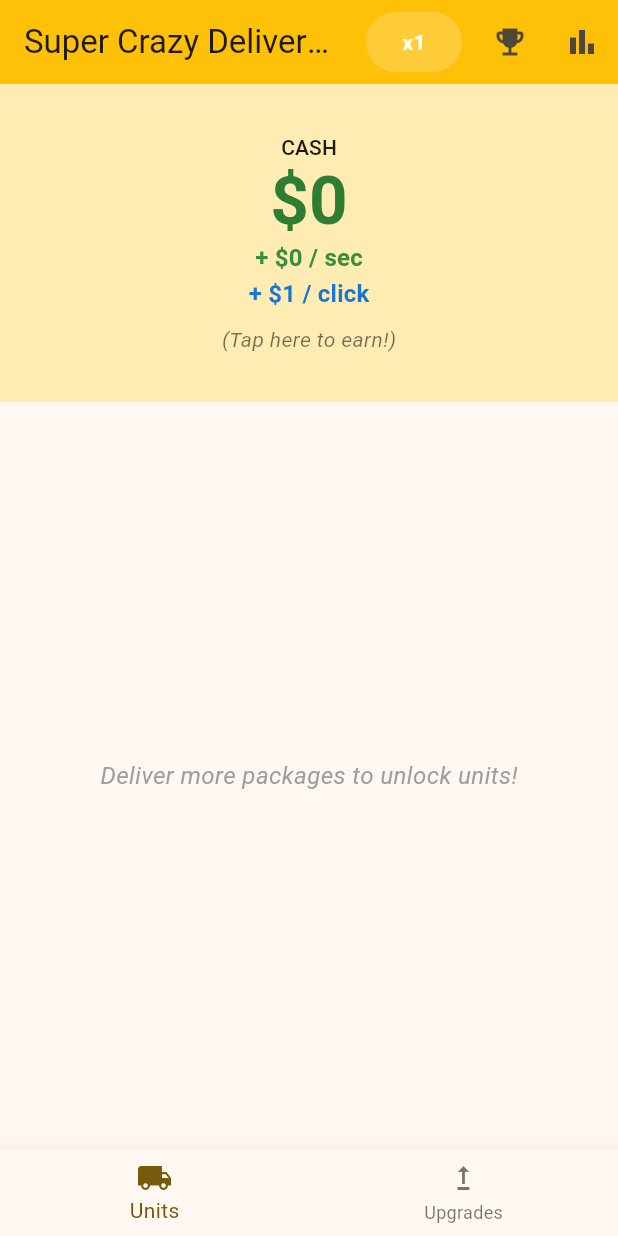
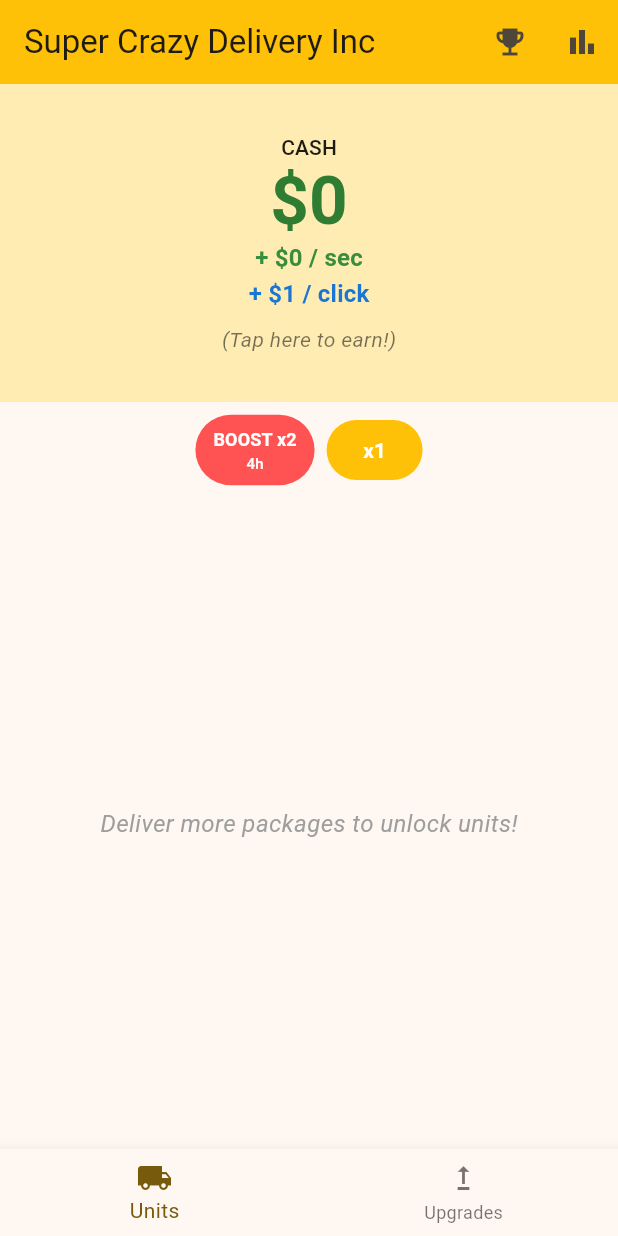
Before and after one commit to coins5/supercrazydeliveryinc, a Flutter app: the screen it shows after launch, on a phone screen of 412 x 824 dp. Run offline on Flutter 3.47's test engine with Material 3 defaults, Android fonts, the phone set to English and light mode, and no system bars.

Commit message:
Se agrega boton de boost

```diff
--- a/lib/models/game_state.dart
+++ b/lib/models/game_state.dart
@@ -62,6 +62,30 @@ class GameState extends ChangeNotifier {
 
   double _clickMultiplier = 1.0;
 
+  // Boost
+  DateTime? _boostEndTime;
+  bool get isBoostActive =>
+      _boostEndTime != null && _boostEndTime!.isAfter(DateTime.now());
+  Duration get boostRemainingTime =>
+      isBoostActive ? _boostEndTime!.difference(DateTime.now()) : Duration.zero;
+
+  void activateBoost() {
+    final now = DateTime.now();
+    if (_boostEndTime == null || _boostEndTime!.isBefore(now)) {
+      _boostEndTime = now.add(const Duration(hours: 4));
+    } else {
+      _boostEndTime = _boostEndTime!.add(const Duration(hours: 4));
+    }
+
+    // Cap at 24 hours from now
+    final maxEndTime = now.add(const Duration(hours: 24));
+    if (_boostEndTime!.isAfter(maxEndTime)) {
+      _boostEndTime = maxEndTime;
+    }
+
+    notifyListeners();
+  }
+
   Timer? _timer;
 
   List<DeliveryUnit> units = getDefaultUnits();
@@ -91,6 +115,9 @@ class GameState extends ChangeNotifier {
     for (var unit in units) {
       income += unit.totalIncome;
     }
+    if (isBoostActive) {
+      income *= 2;
+    }
     return income;
   }
 
@@ -110,7 +137,13 @@ class GameState extends ChangeNotifier {
     return achievements.where((a) => a.isUnlocked).length;
   }
 
-  double get clickValue => 1.0 * _clickMultiplier;
+  double get clickValue {
+    double value = 1.0 * _clickMultiplier;
+    if (isBoostActive) {
+      value *= 2;
+    }
+    return value;
+  }
 
   void _tick() {
     double income = moneyPerSecond;
--- a/lib/screens/home_screen.dart
+++ b/lib/screens/home_screen.dart
@@ -23,24 +23,6 @@ class _HomeScreenState extends State<HomeScreen> {
         title: const Text('Super Crazy Delivery Inc'),
         backgroundColor: Colors.amber,
         actions: [
-          Consumer<GameState>(
-            builder: (context, gameState, child) {
-              return Padding(
-                padding: const EdgeInsets.symmetric(horizontal: 8.0),
-                child: TextButton(
-                  onPressed: gameState.toggleBuyMultiplier,
-                  style: TextButton.styleFrom(
-                    backgroundColor: Colors.white.withOpacity(0.2),
-                    foregroundColor: Colors.white,
-                  ),
-                  child: Text(
-                    "x${gameState.buyMultiplier == -1 ? 'MAX' : gameState.buyMultiplier}",
-                    style: const TextStyle(fontWeight: FontWeight.bold),
-                  ),
-                ),
-              );
-            },
-          ),
           IconButton(
             icon: const Icon(Icons.emoji_events),
             onPressed: () {
@@ -191,6 +173,76 @@ class _HomeScreenState extends State<HomeScreen> {
                   ),
                 ),
               ),
+              Padding(
+                padding: const EdgeInsets.symmetric(vertical: 8.0),
+                child: Row(
+                  mainAxisAlignment: MainAxisAlignment.center,
+                  children: [
+                    Padding(
+                      padding: const EdgeInsets.symmetric(horizontal: 4.0),
+                      child: TextButton(
+                        onPressed:
+                            (gameState.isBoostActive &&
+                                gameState.boostRemainingTime.inMinutes >=
+                                    (23 * 60 + 30))
+                            ? null
+                            : gameState.activateBoost,
+                        style: TextButton.styleFrom(
+                          backgroundColor: gameState.isBoostActive
+                              ? Colors.green.withValues(alpha: 0.2)
+                              : Colors.redAccent,
+                          foregroundColor: Colors.white,
+                          padding: const EdgeInsets.symmetric(
+                            horizontal: 12,
+                            vertical: 8,
+                          ),
+                        ),
+                        child: Column(
+                          mainAxisSize: MainAxisSize.min,
+                          children: [
+                            Text(
+                              gameState.isBoostActive
+                                  ? "BOOST ACTIVE"
+                                  : "BOOST x2",
+                              style: const TextStyle(
+                                fontWeight: FontWeight.bold,
+                                fontSize: 12,
+                              ),
+                            ),
+                            if (gameState.isBoostActive)
+                              Text(
+                                gameState.boostRemainingTime.inMinutes >=
+                                        (23 * 60 + 30)
+                                    ? "MAX (24h)"
+                                    : gameState.boostRemainingTime
+                                          .toString()
+                                          .split('.')
+                                          .first,
+                                style: const TextStyle(fontSize: 10),
+                              )
+                            else
+                              const Text("4h", style: TextStyle(fontSize: 10)),
+                          ],
+                        ),
+                      ),
+                    ),
+                    Padding(
+                      padding: const EdgeInsets.symmetric(horizontal: 4.0),
+                      child: TextButton(
+                        onPressed: gameState.toggleBuyMultiplier,
+                        style: TextButton.styleFrom(
+                          backgroundColor: Colors.amber,
+                          foregroundColor: Colors.white,
+                        ),
+                        child: Text(
+                          "x${gameState.buyMultiplier == -1 ? 'MAX' : gameState.buyMultiplier}",
+                          style: const TextStyle(fontWeight: FontWeight.bold),
+                        ),
+                      ),
+                    ),
+                  ],
+                ),
+              ),
               Expanded(
                 child: _selectedIndex == 0
                     ? (visibleUnits.isEmpty
```
